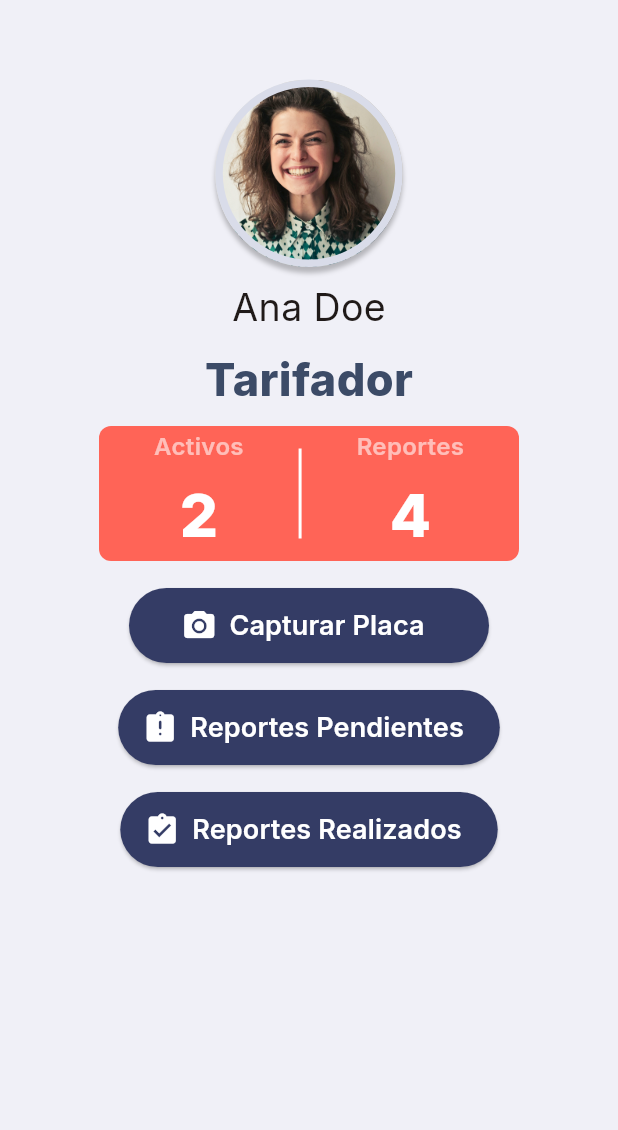
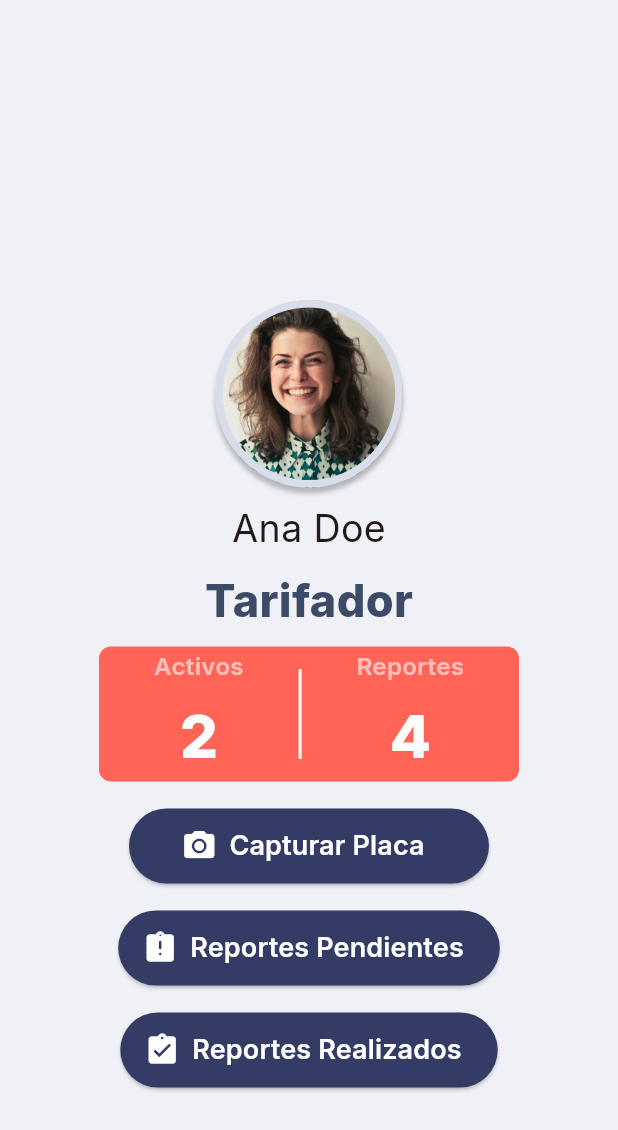
Before and after one commit to HitrafficGroup/ant_flutter_firebase, a Flutter app: the screen it shows after launch, after a tap on "Login", on a phone screen of 412 x 824 dp. Shown: the top 1130 px of the screen. Run offline on Flutter 3.47's test engine with Material 2 defaults, Android fonts, the phone set to English and light mode, and no system bars; our stand-ins replace cloud_firestore, firebase_core, firebase_storage, google_fonts, image_picker; missing offline and left inert: google_mlkit_commons, google_mlkit_text_recognition; accounts and stored records are empty.

Commit message:
se mejora esta app

```diff
--- a/lib/views/HomePage.dart
+++ b/lib/views/HomePage.dart
@@ -39,7 +39,7 @@ class _HomePageState extends State<HomePage> {
           crossAxisAlignment: CrossAxisAlignment.center,
           children: [
             SizedBox(
-              height: 53,
+              height: 200,
               width: double.infinity,
             ),
             Container(
--- a/lib/views/LoginPage.dart
+++ b/lib/views/LoginPage.dart
@@ -20,15 +20,18 @@ class _LoginPageState extends State<LoginPage> {
             height: 5,
             width: double.infinity,
           ),
-          Container(
-            height: 155,
-            width: 155,
-          decoration: BoxDecoration(
-            image: new DecorationImage(
-              image: ExactAssetImage('assets/logo3.png'),
-              fit: BoxFit.fitHeight,
+          Padding(
+            padding: const EdgeInsets.only(top:100.0),
+            child: Container(
+              height: 255,
+              width: 255,
+            decoration: BoxDecoration(
+              image: new DecorationImage(
+                image: ExactAssetImage('assets/logo.png'),
+                fit: BoxFit.fitHeight,
+              ),
+            )
             ),
-          )
           ),
           Text(
             'Iniciar Sesion',
```
Also changed, not shown: assets/logo.png (added).
